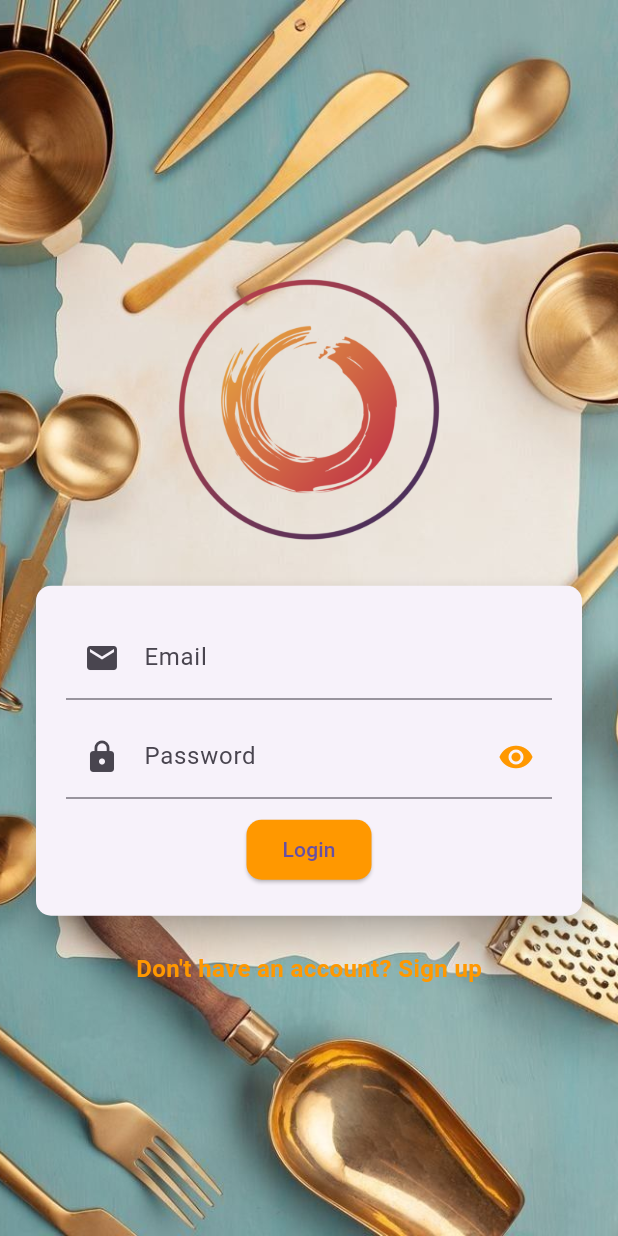
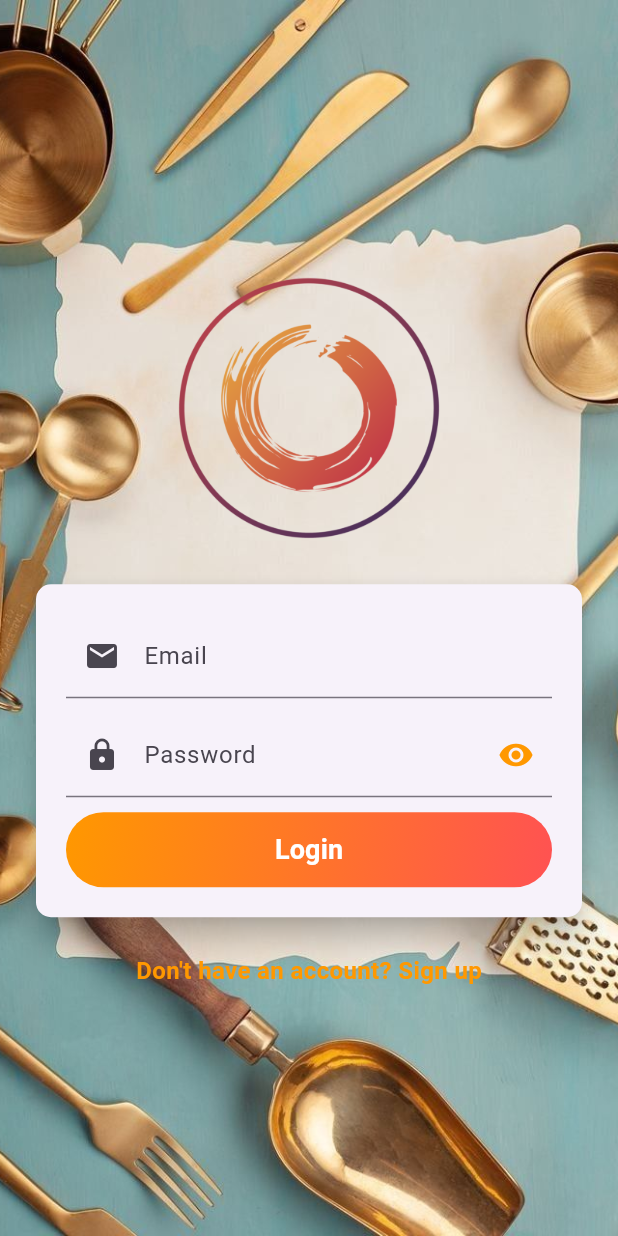
Before and after one commit to tiirth22/FlavorSphere, a Flutter app: the LoginScreen screen opened directly, on a phone screen of 412 x 824 dp. Run offline on Flutter 3.47's test engine with Material 3 defaults, Android fonts, the light colour scheme and no system bars; our stand-ins replace firebase_auth, firebase_core, permission_handler, shared_preferences, speech_to_text; accounts and stored records are empty.

```diff
--- a/lib/login_screen.dart
+++ b/lib/login_screen.dart
@@ -13,6 +13,7 @@ class _LoginScreenState extends State<LoginScreen> {
   bool _obscureTextPassword = true;
   String email = '';
   String password = '';
+  bool _isLoading = false;  // Added to manage loading state
 
   @override
   Widget build(BuildContext context) {
@@ -127,8 +128,24 @@ class _LoginScreenState extends State<LoginScreen> {
           ),
         ),
         SizedBox(height: 10),
-        ElevatedButton(
+        _isLoading
+            ? CircularProgressIndicator()
+            : Container(
+          width: double.infinity,
+          height: 50,
+          decoration: BoxDecoration(
+            borderRadius: BorderRadius.circular(30),
+            gradient: LinearGradient(
+              colors: [Colors.orange, Colors.redAccent],
+              begin: Alignment.topLeft,
+              end: Alignment.bottomRight,
+            ),
+          ),
+          child: ElevatedButton(
             onPressed: () async {
+              setState(() {
+                _isLoading = true;
+              });
               try {
                 await _auth.signInWithEmailAndPassword(
                   email: email,
@@ -141,13 +158,26 @@ class _LoginScreenState extends State<LoginScreen> {
                 );
               } catch (e) {
                 print(e);  // Handle error (e.g., show a message)
+              } finally {
+                setState(() {
+                  _isLoading = false;
+                });
               }
             },
-          child: Text('Login'),
             style: ElevatedButton.styleFrom(
-            backgroundColor: Colors.orange,
+              backgroundColor: Colors.transparent, // Set transparent background
+              shadowColor: Colors.transparent, // Remove shadow
               shape: RoundedRectangleBorder(
-              borderRadius: BorderRadius.circular(10),
+                borderRadius: BorderRadius.circular(30),
+              ),
+            ),
+            child: Text(
+              'Login',
+              style: TextStyle(
+                fontSize: 18,
+                color: Colors.white,
+                fontWeight: FontWeight.bold,
+              ),
             ),
           ),
         ),
```
Also changed, not shown: lib/home_page.dart (+50 -4 lines), lib/recipe_detail_page.dart (+47 -17 lines), lib/saved_page.dart (+62 -8 lines). Lines whose indentation alone changed are shown as unchanged.
